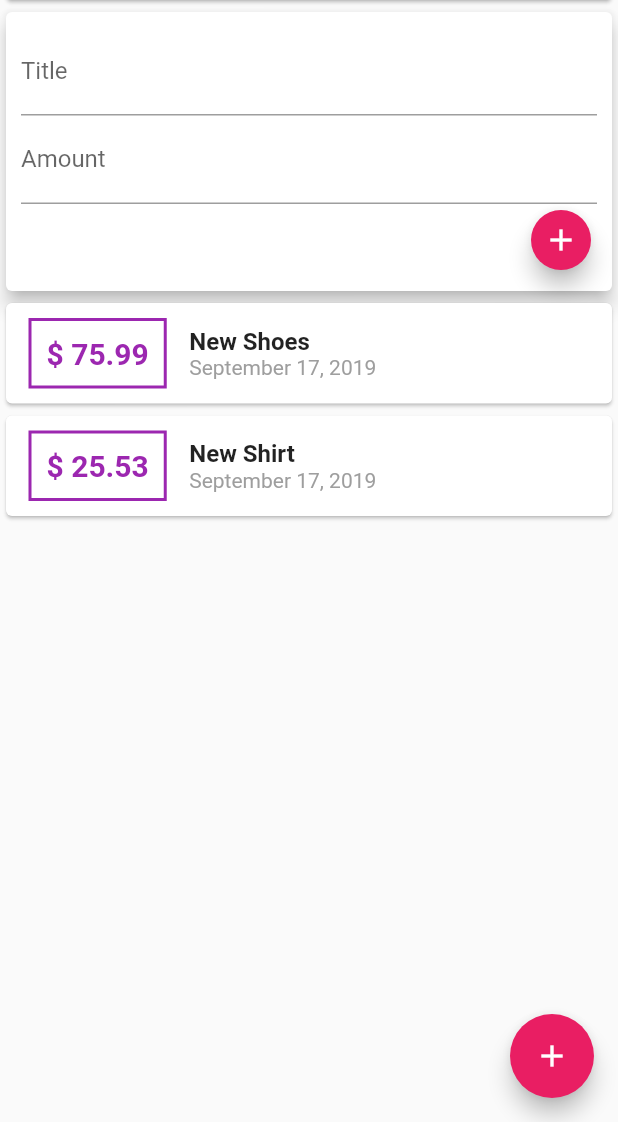
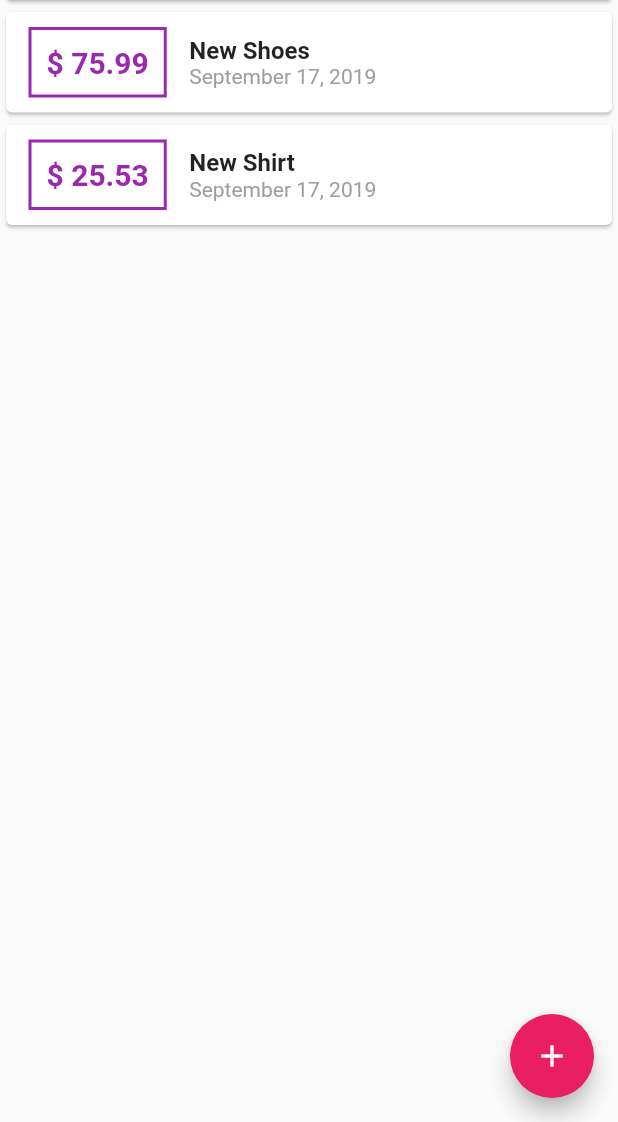
Before and after one commit to YuckiestPenguin/flutter_expense_report, a Flutter app: the screen it shows after launch, on a phone screen of 412 x 824 dp, the part 114-1236 px from its top. Run offline on Flutter 3.47's test engine with Material 2 defaults, Android fonts, the phone set to English and light mode, and no system bars.

```diff
--- a/lib/main.dart
+++ b/lib/main.dart
@@ -1,5 +1,7 @@
 import 'package:flutter/material.dart';
-import './widgets/user_transactions.dart';
+import './widgets/new_transaction.dart';
+import './widgets/transaction_list.dart';
+import './models/transaction.dart';
 
 void main() => runApp(MyApp());
 
@@ -17,7 +19,49 @@ class MyApp extends StatelessWidget {
   }
 }
 
-class MyHomePage extends StatelessWidget {
+class MyHomePage extends StatefulWidget {
+  @override
+  _MyHomePageState createState() => _MyHomePageState();
+}
+
+class _MyHomePageState extends State<MyHomePage> {
+  final List<Transaction> _userTransactions = [
+    Transaction(
+      id: 't1',
+      title: 'New Shoes',
+      amount: 75.99,
+      date: DateTime.now(),
+    ),
+    Transaction(
+      id: 't2',
+      title: 'New Shirt',
+      amount: 25.53,
+      date: DateTime.now(),
+    ),
+  ];
+
+  void _addNewTransaction(String transactionTitle, double transactionAmount) {
+    final newTransaction = Transaction(
+      title: transactionTitle,
+      amount: transactionAmount,
+      date: DateTime.now(),
+      id: DateTime.now().toString(),
+    );
+
+    setState(() {
+      _userTransactions.add(newTransaction);
+    });
+  }
+
+  void _startAddNewTransaction(BuildContext ctx) {
+    showModalBottomSheet(
+      context: ctx,
+      builder: (_) {
+        return NewTransaction(_addNewTransaction);
+      },
+    );
+  }
+
   @override
   Widget build(BuildContext context) {
     return Scaffold(
@@ -26,7 +70,7 @@ class MyHomePage extends StatelessWidget {
         actions: <Widget>[
           IconButton(
             icon: Icon(Icons.add),
-              onPressed: () {},
+            onPressed: () => _startAddNewTransaction(context),
           )
         ],
       ),
@@ -40,10 +84,14 @@ class MyHomePage extends StatelessWidget {
               ),
               width: double.infinity,
             ),
-              UserTransactions(),
+            TransactionList(_userTransactions),
           ],
         ),
       ),
-        floatingActionButton: FloatingActionButton(child: Icon(Icons.add),),);
+      floatingActionButton: FloatingActionButton(
+        child: Icon(Icons.add),
+        onPressed: () => _startAddNewTransaction(context),
+      ),
+    );
   }
 }
--- a/lib/widgets/user_transactions.dart
+++ b/lib/widgets/user_transactions.dart
@@ -9,33 +9,7 @@ class UserTransactions extends StatefulWidget {
 }
 
 class _UserTransactionsState extends State<UserTransactions> {
-  final List<Transaction> _userTransactions = [
-    Transaction(
-      id: 't1',
-      title: 'New Shoes',
-      amount: 75.99,
-      date: DateTime.now(),
-    ),
-    Transaction(
-      id: 't2',
-      title: 'New Shirt',
-      amount: 25.53,
-      date: DateTime.now(),
-    ),
-  ];
 
-  void _addNewTransaction(String transactionTitle, double transactionAmount) {
-    final newTransaction = Transaction(
-      title: transactionTitle,
-      amount: transactionAmount,
-      date: DateTime.now(),
-      id: DateTime.now().toString(),
-    );
-
-    setState(() {
-      _userTransactions.add(newTransaction);
-    });
-  }
 
   @override
   Widget build(BuildContext context) {
```
Lines whose indentation alone changed are shown as unchanged.
